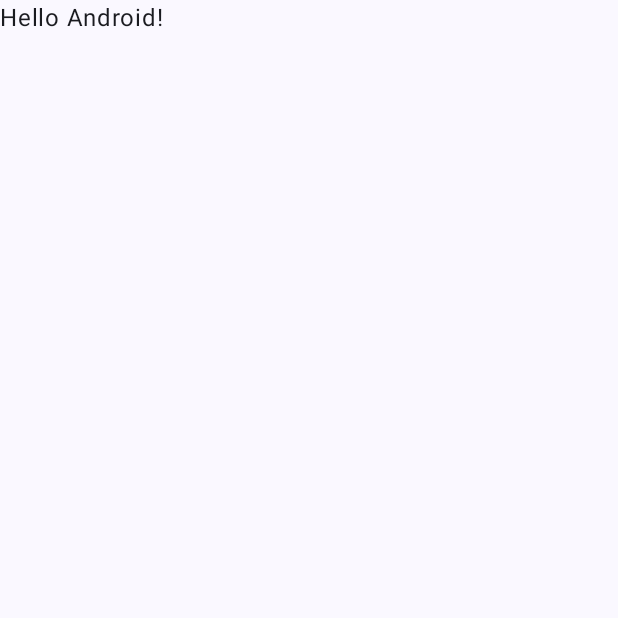
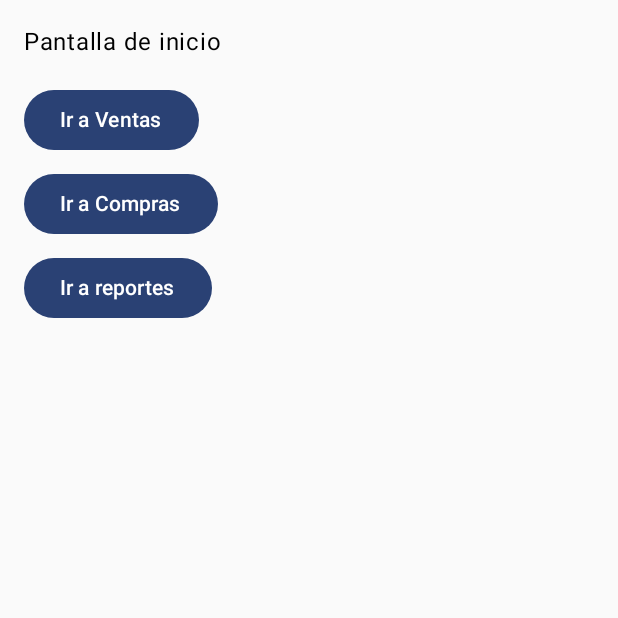
Before and after one commit to Aucarure/BodeApp, an Android app built with Jetpack Compose: the screen it shows after launch (MainActivity), on a phone screen of 412 x 824 dp, the top half of it. Before the commit the part shown is almost empty. Run offline under Robolectric (Android 15) with nearby library versions, the phone set to English and light mode, and no system bars.

Commit message:
implementacion de la estructura de navegación de la app y las rutas entre pantallas de forma basica

```diff
--- a/app/build.gradle.kts
+++ b/app/build.gradle.kts
@@ -56,4 +56,10 @@ dependencies {
     androidTestImplementation(libs.androidx.ui.test.junit4)
     debugImplementation(libs.androidx.ui.tooling)
     debugImplementation(libs.androidx.ui.test.manifest)
+    //
+    implementation("androidx.navigation:navigation-compose:2.8.0")
+    implementation("androidx.compose.ui:ui:1.7.0")
+    implementation("androidx.compose.material3:material3:1.3.0")
+    implementation("androidx.compose.ui:ui-tooling-preview:1.7.0")
+    debugImplementation("androidx.compose.ui:ui-tooling:1.7.0")
 }
--- a/app/src/main/java/com/tecsup/bodeapp/MainActivity.kt
+++ b/app/src/main/java/com/tecsup/bodeapp/MainActivity.kt
@@ -11,6 +11,7 @@ import androidx.compose.material3.Text
 import androidx.compose.runtime.Composable
 import androidx.compose.ui.Modifier
 import androidx.compose.ui.tooling.preview.Preview
+import com.tecsup.bodeapp.navigation.AppNavigation
 import com.tecsup.bodeapp.ui.theme.BodeAppTheme
 
 class MainActivity : ComponentActivity() {
@@ -19,29 +20,8 @@ class MainActivity : ComponentActivity() {
         enableEdgeToEdge()
         setContent {
             BodeAppTheme {
-                Scaffold(modifier = Modifier.fillMaxSize()) { innerPadding ->
-                    Greeting(
-                        name = "Android",
-                        modifier = Modifier.padding(innerPadding)
-                    )
-                }
+                AppNavigation()
             }
         }
     }
 }
-
-@Composable
-fun Greeting(name: String, modifier: Modifier = Modifier) {
-    Text(
-        text = "Hello $name!",
-        modifier = modifier
-    )
-}
-
-@Preview(showBackground = true)
-@Composable
-fun GreetingPreview() {
-    BodeAppTheme {
-        Greeting("Android")
-    }
-}
--- /dev/null
+++ b/app/src/main/java/com/tecsup/bodeapp/navigation/Navigation.kt
@@ -0,0 +1,45 @@
+package com.tecsup.bodeapp.navigation
+
+import androidx.compose.runtime.Composable
+import androidx.compose.ui.tooling.preview.Preview
+import androidx.navigation.compose.NavHost
+import androidx.navigation.compose.composable
+import androidx.navigation.compose.rememberNavController
+import com.tecsup.bodeapp.screens.HomeScreen
+import com.tecsup.bodeapp.screens.VentasScreen
+import com.tecsup.bodeapp.screens.ComprasScreen
+import com.tecsup.bodeapp.screens.ProductosScreen
+import com.tecsup.bodeapp.screens.CierreCajaScreen
+import com.tecsup.bodeapp.screens.ReportesScreen
+
+
+
+
+sealed class Screen(val route: String){
+    object Home:Screen("home")
+    object Productos:Screen("productos")
+    object Ventas:Screen("ventas")
+    object Compras:Screen("compras")
+    object Reportes:Screen("reportes")
+    object CierreCaja:Screen("cierrecaja")
+}
+@Composable
+fun AppNavigation() {
+    val navController = rememberNavController()
+
+    NavHost(
+        navController = navController,
+        startDestination = Screen.Home.route
+    ) {
+        composable(Screen.Home.route) {
+            HomeScreen(
+                onNavigateToVentas = { navController.navigate(Screen.Ventas.route) },
+                onNavigateToCompras = { navController.navigate(Screen.Compras.route) },
+                onNavigateToReportes = {navController.navigate(Screen.Reportes.route)},
+            )
+        }
+        composable(Screen.Ventas.route){VentasScreen()}
+        composable(Screen.Compras.route){ComprasScreen()}
+
+    }
+}
--- /dev/null
+++ b/app/src/main/java/com/tecsup/bodeapp/screens/HomeScreen.kt
@@ -0,0 +1,30 @@
+package com.tecsup.bodeapp.screens
+
+import androidx.compose.material3.Text
+import androidx.compose.runtime.Composable
+import androidx.compose.foundation.layout.*
+import androidx.compose.material3.*
+import androidx.compose.ui.Modifier
+import androidx.compose.ui.unit.dp
+
+@Composable
+fun HomeScreen(
+    onNavigateToVentas: () -> Unit,
+    onNavigateToCompras: () -> Unit,
+    onNavigateToReportes:() -> Unit
+) {
+    Column(
+        modifier = Modifier
+            .fillMaxSize()
+            .padding(16.dp)
+    ) {
+        Text("Pantalla de inicio")
+        Spacer(modifier = Modifier.height(16.dp))
+        Button(onClick = onNavigateToVentas) { Text("Ir a Ventas") }
+        Spacer(modifier = Modifier.height(8.dp))
+        Button(onClick = onNavigateToCompras) { Text("Ir a Compras") }
+        Spacer(modifier = Modifier.height(8.dp))
+        Button(onClick = onNavigateToReportes) { Text("Ir a reportes") }
+
+    }
+}
--- /dev/null
+++ b/app/src/main/java/com/tecsup/bodeapp/screens/screens.txt
@@ -0,0 +1 @@
+Pantallas de la aplicación
```
Also changed, not shown: app/src/main/java/com/tecsup/bodeapp/screens/CierreCajaScreen.kt (added, +9 -0 lines), app/src/main/java/com/tecsup/bodeapp/screens/ComprasScreen.kt (added, +10 -0 lines), app/src/main/java/com/tecsup/bodeapp/screens/ProductosScreen.kt (added, +9 -0 lines), app/src/main/java/com/tecsup/bodeapp/screens/ReportesScreen.kt (added, +9 -0 lines), app/src/main/java/com/tecsup/bodeapp/screens/VentasScreen.kt (added, +9 -0 lines).
